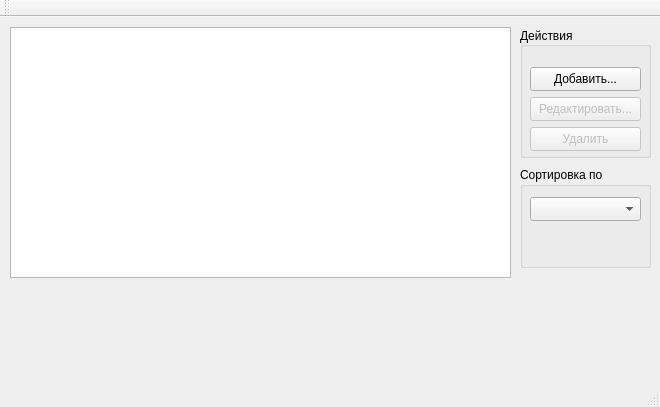
The window that mainwindow.ui (group93492/equipment-reminder) describes before a commit, drawn with Qt 5.
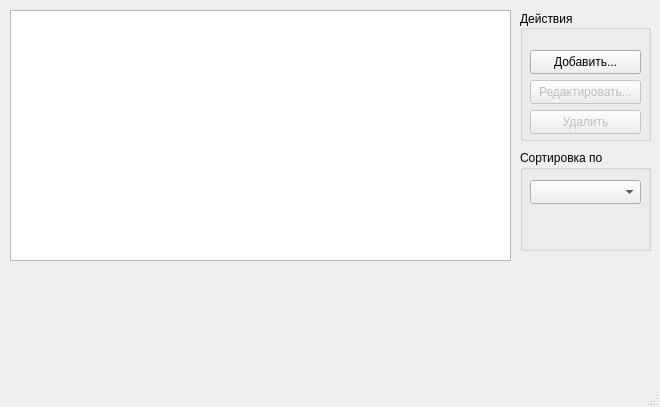
The same window after the commit.

Diff of the .ui file:
```diff
--- a/mainwindow.ui
+++ b/mainwindow.ui
@@ -137,14 +137,6 @@
     </rect>
    </property>
   </widget>
-  <widget class="QToolBar" name="mainToolBar">
-   <attribute name="toolBarArea">
-    <enum>TopToolBarArea</enum>
-   </attribute>
-   <attribute name="toolBarBreak">
-    <bool>false</bool>
-   </attribute>
-  </widget>
   <widget class="QStatusBar" name="statusBar"/>
  </widget>
  <layoutdefault spacing="6" margin="11"/>
```
